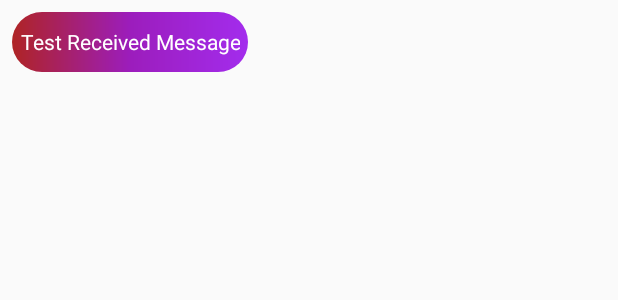
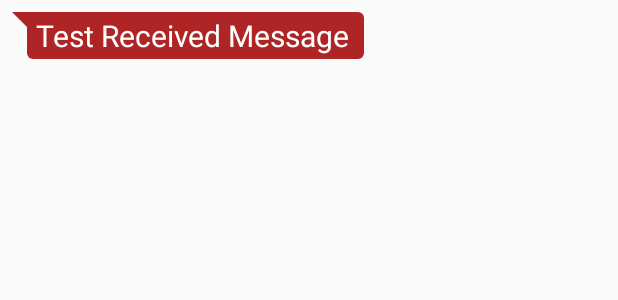
Before and after one commit to MaxiArce/RandoomMessenger, an Android app: the layout chat_to_row.xml on its own in the app's theme, with its tools: preview values and no code run, on a phone screen of 412 x 824 dp. Shown: the top 300 px of the screen. Run offline under Robolectric (Android 15) with nearby library versions, the phone set to English and light mode, and no system bars.

Commit message:
add chat bubbles

```diff
--- a/app/src/main/java/com/maxiarce/radoommessenger/LatestMessagesActivity.kt
+++ b/app/src/main/java/com/maxiarce/radoommessenger/LatestMessagesActivity.kt
@@ -42,7 +42,6 @@ class LatestMessagesActivity : AppCompatActivity() {
             val intent = Intent(this,ChatActivity::class.java)
 
             val row = item as LatestChatMessageRow
-            Log.d(TAG,row.chatPartnerUser?.username.toString())
 
             intent.putExtra(NewMessageActivity.USER_KEY, row.chatPartnerUser)
             startActivity(intent)
--- /dev/null
+++ b/app/src/main/res/drawable/shape_background_to_bubble.xml
@@ -0,0 +1,20 @@
+<?xml version="1.0" encoding="utf-8"?>
+<layer-list xmlns:android="http://schemas.android.com/apk/res/android">
+    <item>
+        <rotate
+            android:fromDegrees="-45"
+            android:pivotX="0%"
+            android:pivotY="0%"
+            android:toDegrees="0" >
+            <shape android:shape="rectangle" >
+                <solid android:color="#AF2424" />
+            </shape>
+        </rotate>
+    </item>
+    <item android:left="10dp">
+        <shape android:shape="rectangle" >
+            <solid android:color="#AF2424" />
+            <corners android:radius="4dp" />
+        </shape>
+    </item>
+</layer-list>
--- a/app/src/main/res/layout/chat_to_row.xml
+++ b/app/src/main/res/layout/chat_to_row.xml
@@ -13,13 +13,16 @@
         android:layout_marginLeft="8dp"
         android:layout_marginTop="8dp"
         android:layout_marginBottom="8dp"
-        android:background="@drawable/button_background"
+        android:background="@drawable/shape_background_to_bubble"
         android:gravity="center"
         android:maxWidth="260dp"
-        android:paddingLeft="5dp"
-        android:paddingRight="5dp"
+        android:paddingLeft="15dp"
+        android:paddingTop="2dp"
+        android:paddingRight="10dp"
+        android:paddingBottom="2dp"
         android:text="Test Received Message"
-        android:textColor="@android:color/white"
+        android:textColor="@color/common_google_signin_btn_text_dark_default"
+        android:textSize="20sp"
         app:layout_constraintBottom_toBottomOf="parent"
         app:layout_constraintStart_toStartOf="parent"
         app:layout_constraintTop_toTopOf="parent" />
--- a/app/src/main/res/values/colors.xml
+++ b/app/src/main/res/values/colors.xml
@@ -3,4 +3,5 @@
     <color name="colorPrimary">#000000</color>
     <color name="colorPrimaryDark">#000000</color>
     <color name="colorAccent">#FF4081</color>
+    <color name="colorDarkPurple">#AF2424</color>
 </resources>
```
Also changed, not shown: app/src/main/res/drawable/shape_background_from_bubble.xml (added, +20 -0 lines), app/src/main/res/layout/chat_from_row.xml (+8 -5 lines).
